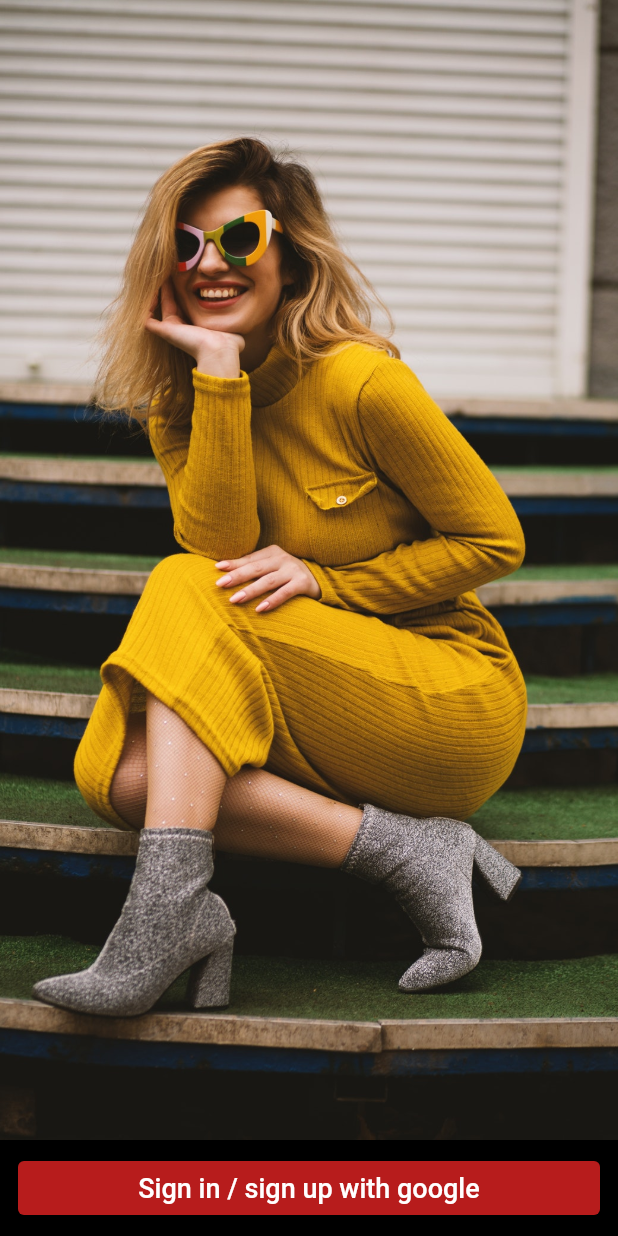
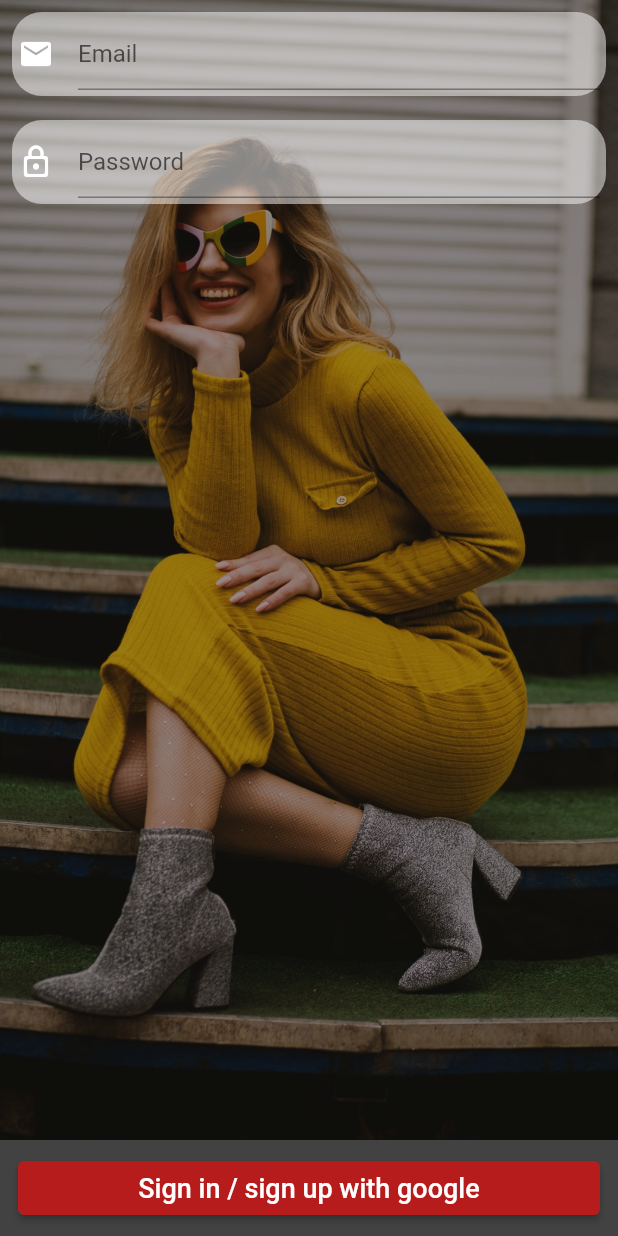
Before and after one commit to Aryan-goel/FashionPoint, a Flutter app: the screen it shows after launch, on a phone screen of 412 x 824 dp. Run offline on Flutter 3.47's test engine with Material 2 defaults, Android fonts, the phone set to English and light mode, and no system bars; our stand-ins replace carousel_pro, cloud_firestore, firebase_auth, firebase_core, fluttertoast, google_sign_in and 1 more; accounts and stored records are empty.

Commit message:
updated login UI

```diff
--- a/lib/pages/login.dart
+++ b/lib/pages/login.dart
@@ -16,6 +16,9 @@ class Login extends StatefulWidget {
 class _LoginState extends State<Login> {
   final GoogleSignIn googleSignIn = GoogleSignIn();
   final FirebaseAuth firebaseAuth = FirebaseAuth.instance;
+  final _formKey = GlobalKey<FormState>();
+  TextEditingController _emailTextController = TextEditingController();
+  TextEditingController _passswordTextController = TextEditingController();
   SharedPreferences preferences;
   bool loading = false;
   bool isLoggedin = false;
@@ -89,14 +92,93 @@ class _LoginState extends State<Login> {
   @override
   Widget build(BuildContext context) {
     return Scaffold(
-      backgroundColor: Colors.black,
+      backgroundColor: Colors.grey[800],
       body: Stack(
         children: <Widget>[
           Image.asset(
             'images/cats/back.jpg',
             fit: BoxFit.cover,
             height: double.infinity,
+          ),
+          Container(
+            color: Colors.black.withOpacity(0.4),
             width: double.infinity,
+            height: double.infinity,
+          ),
+          SafeArea(
+            child: Container(
+              alignment: Alignment.center,
+              child: Center(
+                child: Form(
+                    key: _formKey,
+                    child: Column(
+                      children: [
+                        Padding(
+                          padding: const EdgeInsets.all(8.0),
+                          child: Material(
+                            borderRadius: BorderRadius.circular(20),
+                            color: Colors.white.withOpacity(0.5),
+                            elevation: 0,
+                            child: Padding(
+                              padding: const EdgeInsets.all(4.0),
+                              child: TextFormField(
+                                controller: _emailTextController,
+                                decoration: InputDecoration(
+                                  hintText: "Email",
+                                  icon: Icon(
+                                    Icons.email,
+                                    color: Colors.white,
+                                  ),
+                                ),
+                                validator: (value) {
+                                  if (value.isEmpty) {
+                                    Pattern pattern =
+                                        r'^(([^<>()[\]\\.,;:\s@\"]+(\.[^<>()[\]\\.,;:\s@\"]+)*)|(\".+\"))@((\[[0-9]{1,3}\.[0-9]{1,3}\.[0-9]{1,3}\.[0-9]{1,3}\])|(([a-zA-Z\-0-9]+\.)+[a-zA-Z]{2,}))$';
+                                    RegExp regex = new RegExp(pattern);
+                                    if (!regex.hasMatch(value)) {
+                                      return "Please make sure your email address is valid";
+                                    } else {
+                                      return null;
+                                    }
+                                  }
+                                },
+                              ),
+                            ),
+                          ),
+                        ),
+                        Padding(
+                          padding: const EdgeInsets.all(8.0),
+                          child: Material(
+                            borderRadius: BorderRadius.circular(20),
+                            color: Colors.white.withOpacity(0.5),
+                            elevation: 0,
+                            child: Padding(
+                              padding: const EdgeInsets.all(4.0),
+                              child: TextFormField(
+                                controller: _passswordTextController,
+                                decoration: InputDecoration(
+                                  hintText: "Password",
+                                  icon: Icon(
+                                    Icons.lock_outline_rounded,
+                                    color: Colors.white.withOpacity(1),
+                                  ),
+                                ),
+                                validator: (value) {
+                                  if (value.isEmpty) {
+                                    return "the password field cannot be empty";
+                                  } else if (value.length < 6) {
+                                    return "the password has to be atleast 6 characteres ";
+                                  }
+                                  return null;
+                                },
+                              ),
+                            ),
+                          ),
+                        )
+                      ],
+                    )),
+              ),
+            ),
           ),
           Visibility(
             visible: loading ?? true,
--- a/pubspec.yaml
+++ b/pubspec.yaml
@@ -69,7 +69,7 @@ flutter:
     - images/cats/shoe.png
     - images/cats/accessories.png
     - images/cats/back.jpg
-
+    - images/cats/logo3.jpg
     - images/cats/products/blazer1.jpeg
     - images/cats/products/blazer2.jpeg
     - images/cats/products/dress1.jpeg
```
Also changed, not shown: images/cats/logo2.jpg (added), images/cats/logo3.jpg (added).
